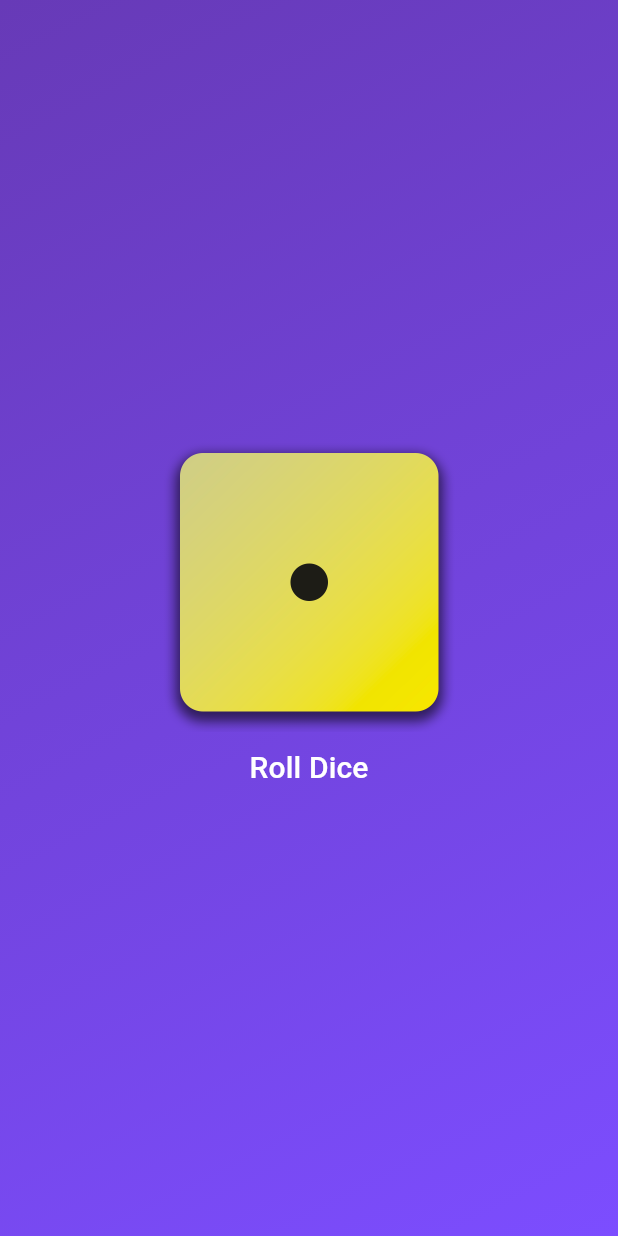
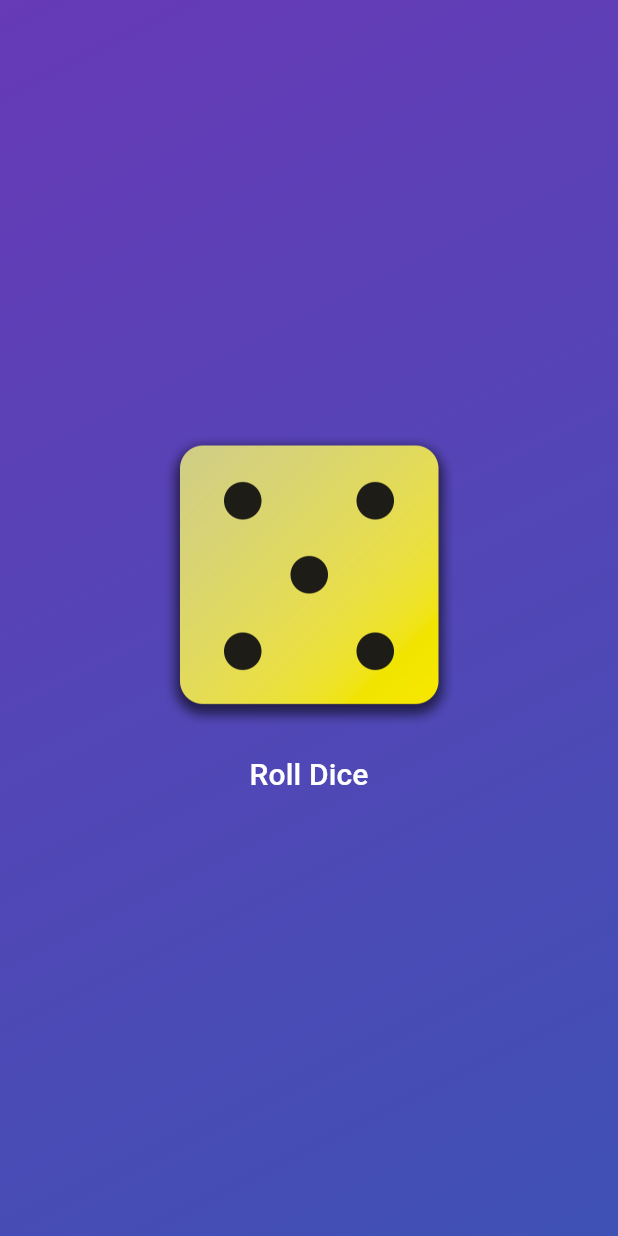
Before and after one commit to RahulDagani/flutter1, a Flutter app: the screen it shows after launch, after a tap on "Roll Dice", on a phone screen of 412 x 824 dp. Run offline on Flutter 3.47's test engine with Material 3 defaults, Android fonts, the phone set to English and light mode, and no system bars.

Commit message:
added statefull widget to get random dice value

```diff
--- /dev/null
+++ b/lib/dice_roller.dart
@@ -0,0 +1,35 @@
+import 'dart:math';
+
+import 'package:flutter/material.dart';
+
+final randomizer= Random();
+class DiceRoller extends StatefulWidget{
+  const DiceRoller({super.key});
+  @override
+  State<DiceRoller>createState(){
+    return _DiceRollerState();
+  }
+}
+
+class _DiceRollerState extends State<DiceRoller>{
+  var currentDiceRoll = 1;
+  void rollDice(){
+    setState(()=> currentDiceRoll=randomizer.nextInt(6)+1);
+  }
+
+  @override
+  Widget build(context){
+    return Column(
+          mainAxisSize: MainAxisSize.min,
+          children: [
+            Image.asset(
+              'assets/images/dice-$currentDiceRoll.png',width: 200,),
+            SizedBox(height: 10,),
+            TextButton(
+              onPressed: rollDice,
+              child: const Text("Roll Dice",
+              style: TextStyle(color: Colors.white, fontSize: 20),))
+          ],
+        );
+  }
+}
--- a/lib/gradient_container.dart
+++ b/lib/gradient_container.dart
@@ -1,4 +1,6 @@
+
 import 'package:flutter/material.dart';
+import 'package:flutter_application_1/dice_roller.dart';
 
 const stratAlignment=Alignment.topLeft;
 const endAlignment=Alignment.bottomRight;
@@ -30,13 +32,12 @@ class GradientContainer extends StatelessWidget {
 
   const GradientContainer.purple({super.key})
     : color1=Colors.deepPurple,
-      color2=Colors.deepPurpleAccent;
+      color2=Colors.indigo;
 
   final Color color1;
   final Color color2;
-  void rollDice(){
 
-  }
+
 
   @override
   Widget build(BuildContext context) {
@@ -50,14 +51,7 @@ class GradientContainer extends StatelessWidget {
             ),
       ),
       child: Center(
-        child: Column(
-          mainAxisSize: MainAxisSize.min,
-          children: [
-            Image.asset("assets/images/dice-1.png",width: 200,),
-            TextButton(onPressed: rollDice,
-              child: const Text("Roll Dice", style: TextStyle(color: Colors.white, fontSize: 20),))
-          ],
-        ),
+        child: DiceRoller(),
       ),
     );
   }
```
